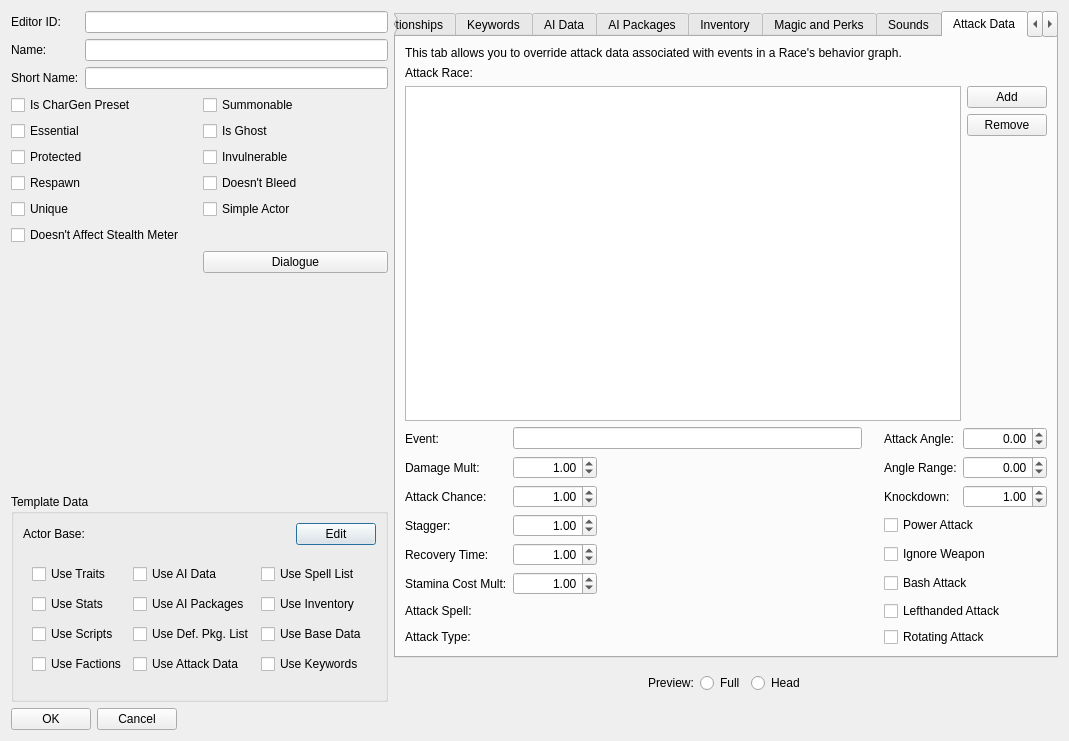
First picture: the form in native/src/DovahKit/ui/form_windows/actor_base.ui, repository DavidJCobb/DovahKit, before the edit.
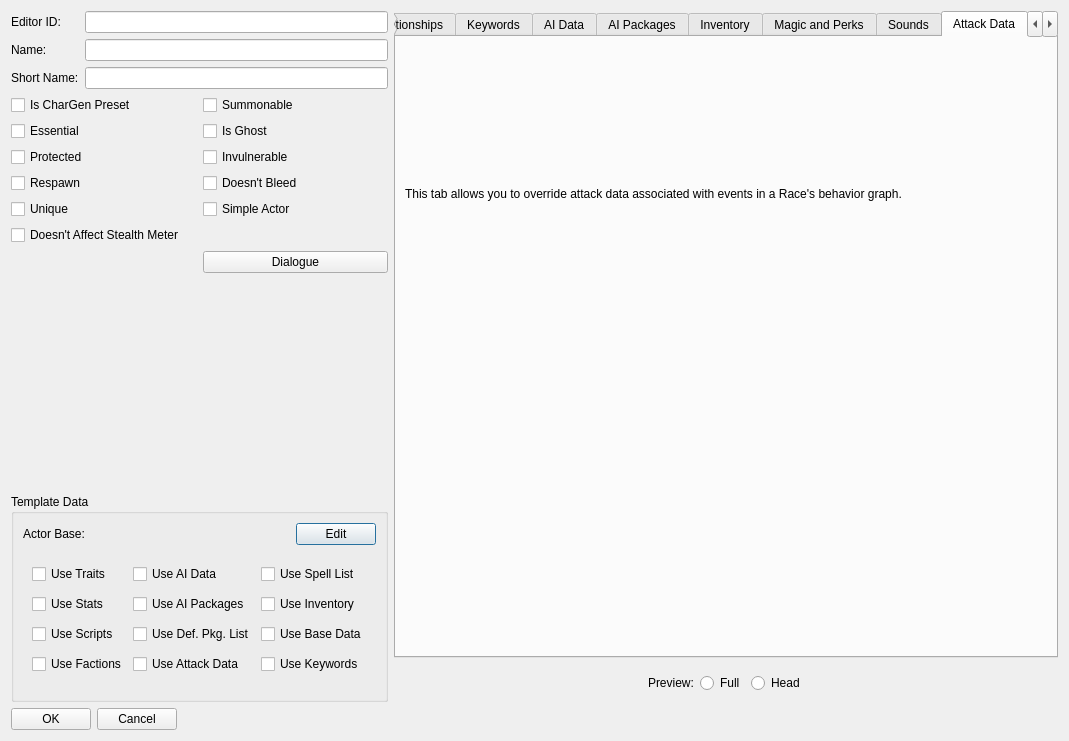
Second picture: the form after the edit. The open tabs and pages were chosen to show the change. Custom widgets are drawn as their Qt base class.

Commit message: Numerous backend and frontend fixes; ActorBase UI progress

Patch:
```diff
--- a/native/src/DovahKit/ui/form_windows/actor_base.ui
+++ b/native/src/DovahKit/ui/form_windows/actor_base.ui
@@ -2397,373 +2397,23 @@
         </widget>
        </item>
        <item>
-        <layout class="QHBoxLayout" name="horizontalLayout_10">
-         <item>
-          <widget class="QLabel" name="label_75">
-           <property name="text">
-            <string>Attack Race:</string>
-           </property>
-           <property name="buddy">
-            <cstring>attackDataRace</cstring>
-           </property>
-          </widget>
-         </item>
-         <item>
-          <widget class="DKFormPicker" name="attackDataRace"/>
-         </item>
-        </layout>
+        <spacer name="verticalSpacer_14">
+         <property name="orientation">
+          <enum>Qt::Vertical</enum>
+         </property>
+         <property name="sizeType">
+          <enum>QSizePolicy::Fixed</enum>
+         </property>
+         <property name="sizeHint" stdset="0">
+          <size>
+           <width>20</width>
+           <height>6</height>
+          </size>
+         </property>
+        </spacer>
        </item>
        <item>
-        <layout class="QHBoxLayout" name="horizontalLayout_9">
-         <item>
-          <widget class="QTableView" name="attackDataTable"/>
-         </item>
-         <item>
-          <layout class="QVBoxLayout" name="verticalLayout_12">
-           <item>
-            <widget class="QPushButton" name="buttonAttackDataOverrideAdd">
-             <property name="text">
-              <string>Add</string>
-             </property>
-            </widget>
-           </item>
-           <item>
-            <widget class="QPushButton" name="buttonAttackDataOverrideRemove">
-             <property name="text">
-              <string>Remove</string>
-             </property>
-            </widget>
-           </item>
-           <item>
-            <spacer name="verticalSpacer_14">
-             <property name="orientation">
-              <enum>Qt::Vertical</enum>
-             </property>
-             <property name="sizeHint" stdset="0">
-              <size>
-               <width>20</width>
-               <height>40</height>
-              </size>
-             </property>
-            </spacer>
-           </item>
-          </layout>
-         </item>
-        </layout>
-       </item>
-       <item>
-        <layout class="QGridLayout" name="attackDataLeftCol">
-         <item row="3" column="0">
-          <widget class="QLabel" name="label_70">
-           <property name="text">
-            <string>Stagger:</string>
-           </property>
-           <property name="buddy">
-            <cstring>attackDataSelStagger</cstring>
-           </property>
-          </widget>
-         </item>
-         <item row="4" column="1" alignment="Qt::AlignLeft">
-          <widget class="QDoubleSpinBox" name="attackDataSelRecoveryTime">
-           <property name="alignment">
-            <set>Qt::AlignRight|Qt::AlignTrailing|Qt::AlignVCenter</set>
-           </property>
-           <property name="maximum">
-            <double>340282299999999994960115009090224128000.000000000000000</double>
-           </property>
-           <property name="value">
-            <double>1.000000000000000</double>
-           </property>
-          </widget>
-         </item>
-         <item row="0" column="2">
-          <spacer name="horizontalSpacer_18">
-           <property name="orientation">
-            <enum>Qt::Horizontal</enum>
-           </property>
-           <property name="sizeType">
-            <enum>QSizePolicy::Fixed</enum>
-           </property>
-           <property name="sizeHint" stdset="0">
-            <size>
-             <width>16</width>
-             <height>8</height>
-            </size>
-           </property>
-          </spacer>
-         </item>
-         <item row="5" column="1" alignment="Qt::AlignLeft">
-          <widget class="QDoubleSpinBox" name="attackDataSelStaminaMult">
-           <property name="alignment">
-            <set>Qt::AlignRight|Qt::AlignTrailing|Qt::AlignVCenter</set>
-           </property>
-           <property name="maximum">
-            <double>340282299999999994960115009090224128000.000000000000000</double>
-           </property>
-           <property name="value">
-            <double>1.000000000000000</double>
-           </property>
-          </widget>
-         </item>
-         <item row="1" column="1" alignment="Qt::AlignLeft">
-          <widget class="QDoubleSpinBox" name="attackDataSelDamageMult">
-           <property name="alignment">
-            <set>Qt::AlignRight|Qt::AlignTrailing|Qt::AlignVCenter</set>
-           </property>
-           <property name="maximum">
-            <double>340282299999999994960115009090224128000.000000000000000</double>
-           </property>
-           <property name="value">
-            <double>1.000000000000000</double>
-           </property>
-          </widget>
-         </item>
-         <item row="0" column="0">
-          <widget class="QLabel" name="label_64">
-           <property name="text">
-            <string>Event:</string>
-           </property>
-           <property name="buddy">
-            <cstring>attackDataSelEvent</cstring>
-           </property>
-          </widget>
-         </item>
-         <item row="5" column="0">
-          <widget class="QLabel" name="label_72">
-           <property name="text">
-            <string>Stamina Cost Mult:</string>
-           </property>
-           <property name="buddy">
-            <cstring>attackDataSelStaminaMult</cstring>
-           </property>
-          </widget>
-         </item>
-         <item row="1" column="0">
-          <widget class="QLabel" name="label_68">
-           <property name="text">
-            <string>Damage Mult:</string>
-           </property>
-           <property name="buddy">
-            <cstring>attackDataSelDamageMult</cstring>
-           </property>
-          </widget>
-         </item>
-         <item row="2" column="0">
-          <widget class="QLabel" name="label_69">
-           <property name="text">
-            <string>Attack Chance:</string>
-           </property>
-           <property name="buddy">
-            <cstring>attackDataSelChance</cstring>
-           </property>
-          </widget>
-         </item>
-         <item row="7" column="0">
-          <widget class="QLabel" name="label_74">
-           <property name="text">
-            <string>Attack Type:</string>
-           </property>
-           <property name="buddy">
-            <cstring>attackDataSelKeyword</cstring>
-           </property>
-          </widget>
-         </item>
-         <item row="0" column="3">
-          <widget class="QLabel" name="label_65">
-           <property name="text">
-            <string>Attack Angle:</string>
-           </property>
-           <property name="buddy">
-            <cstring>attackDataSelAngleAttack</cstring>
-           </property>
-          </widget>
-         </item>
-         <item row="6" column="0">
-          <widget class="QLabel" name="label_73">
-           <property name="text">
-            <string>Attack Spell:</string>
-           </property>
-           <property name="buddy">
-            <cstring>attackDataSelSpell</cstring>
-           </property>
-          </widget>
-         </item>
-         <item row="1" column="3">
-          <widget class="QLabel" name="label_66">
-           <property name="text">
-            <string>Angle Range:</string>
-           </property>
-           <property name="buddy">
-            <cstring>attackDataSelAngleStrike</cstring>
-           </property>
-          </widget>
-         </item>
-         <item row="2" column="3">
-          <widget class="QLabel" name="label_67">
-           <property name="text">
-            <string>Knockdown:</string>
-           </property>
-           <property name="buddy">
-            <cstring>attackDataSelKnockdown</cstring>
-           </property>
-          </widget>
-         </item>
-         <item row="0" column="1">
-          <widget class="QLineEdit" name="attackDataSelEvent">
-           <property name="whatsThis">
-            <string>The behavior graph event associated with this attack.</string>
-           </property>
-          </widget>
-         </item>
-         <item row="4" column="0">
-          <widget class="QLabel" name="label_71">
-           <property name="text">
-            <string>Recovery Time:</string>
-           </property>
-           <property name="buddy">
-            <cstring>attackDataSelRecoveryTime</cstring>
-           </property>
-          </widget>
-         </item>
-         <item row="3" column="1" alignment="Qt::AlignLeft">
-          <widget class="QDoubleSpinBox" name="attackDataSelStagger">
-           <property name="alignment">
-            <set>Qt::AlignRight|Qt::AlignTrailing|Qt::AlignVCenter</set>
-           </property>
-           <property name="maximum">
-            <double>340282299999999994960115009090224128000.000000000000000</double>
-           </property>
-           <property name="value">
-            <double>1.000000000000000</double>
-           </property>
-          </widget>
-         </item>
-         <item row="2" column="1" alignment="Qt::AlignLeft">
-          <widget class="QDoubleSpinBox" name="attackDataSelChance">
-           <property name="whatsThis">
-            <string>The chance that the actor will use this attack.</string>
-           </property>
-           <property name="alignment">
-            <set>Qt::AlignRight|Qt::AlignTrailing|Qt::AlignVCenter</set>
-           </property>
-           <property name="maximum">
-            <double>340282299999999994960115009090224128000.000000000000000</double>
-           </property>
-           <property name="value">
-            <double>1.000000000000000</double>
-           </property>
-          </widget>
-         </item>
-         <item row="0" column="4">
-          <widget class="QDoubleSpinBox" name="attackDataSelAngleAttack">
-           <property name="whatsThis">
-            <string>The direction of the attack relative to the attacking actor. A value of 180 degrees, for example, would cause the attack to travel backwards from the actor.</string>
-           </property>
-           <property name="alignment">
-            <set>Qt::AlignRight|Qt::AlignTrailing|Qt::AlignVCenter</set>
-           </property>
-           <property name="minimum">
-            <double>-360.000000000000000</double>
-           </property>
-           <property name="maximum">
-            <double>360.000000000000000</double>
-           </property>
-           <property name="value">
-            <double>0.000000000000000</double>
-           </property>
-          </widget>
-         </item>
-         <item row="1" column="4">
-          <widget class="QDoubleSpinBox" name="attackDataSelAngleStrike">
-           <property name="whatsThis">
-            <string>The angle tolerance on the attack. For example, a value of 35 means that targets within ±35 degrees of the Attack Angle would be hit by the attack.</string>
-           </property>
-           <property name="alignment">
-            <set>Qt::AlignRight|Qt::AlignTrailing|Qt::AlignVCenter</set>
-           </property>
-           <property name="minimum">
-            <double>-360.000000000000000</double>
-           </property>
-           <property name="maximum">
-            <double>360.000000000000000</double>
-           </property>
-           <property name="value">
-            <double>0.000000000000000</double>
-           </property>
-          </widget>
-         </item>
-         <item row="2" column="4">
-          <widget class="QDoubleSpinBox" name="attackDataSelKnockdown">
-           <property name="alignment">
-            <set>Qt::AlignRight|Qt::AlignTrailing|Qt::AlignVCenter</set>
-           </property>
-           <property name="maximum">
-            <double>340282299999999994960115009090224128000.000000000000000</double>
-           </property>
-           <property name="value">
-            <double>1.000000000000000</double>
-           </property>
-          </widget>
-         </item>
-         <item row="6" column="1">
-          <widget class="DKFormPicker" name="attackDataSelSpell">
-           <property name="whatsThis">
-            <string>A spell that will be applied to targets hit by this attack.</string>
-           </property>
-          </widget>
-         </item>
-         <item row="7" column="1">
-          <widget class="DKFormPicker" name="attackDataSelKeyword">
-           <property name="whatsThis">
-            <string>A keyword which identifies the attack type. Used by perks.</string>
-           </property>
-          </widget>
-         </item>
-         <item row="3" column="3" colspan="2">
-          <widget class="QCheckBox" name="attackDataSelFlagPower">
-           <property name="whatsThis">
-            <string>If this is checked, then the attack is a Power Attack: the actor can only perform it if they have enough Stamina, and it will use that amount of Stamina.</string>
-           </property>
-           <property name="text">
-            <string>Power Attack</string>
-           </property>
-          </widget>
-         </item>
-         <item row="4" column="3" colspan="2">
-          <widget class="QCheckBox" name="attackDataSelFlagIgnoreWeapon">
-           <property name="whatsThis">
-            <string>If checked, this attack will ignore the damage formula for the actor's weapon.</string>
-           </property>
-           <property name="text">
-            <string>Ignore Weapon</string>
-           </property>
-          </widget>
-         </item>
-         <item row="5" column="3" colspan="2">
-          <widget class="QCheckBox" name="attackDataSelFlagBash">
-           <property name="text">
-            <string>Bash Attack</string>
-           </property>
-          </widget>
-         </item>
-         <item row="6" column="3" colspan="2">
-          <widget class="QCheckBox" name="attackDataSelFlagLeft">
-           <property name="text">
-            <string>Lefthanded Attack</string>
-           </property>
-          </widget>
-         </item>
-         <item row="7" column="3" colspan="2">
-          <widget class="QCheckBox" name="attackDataSelFlagRotating">
-           <property name="whatsThis">
-            <string>Indicates whether this attack rotates the actor's character controller (i.e. their movement and physics).</string>
-           </property>
-           <property name="text">
-            <string>Rotating Attack</string>
-           </property>
-          </widget>
-         </item>
-        </layout>
+        <widget class="DKAttackDataWidget" name="attackData"/>
        </item>
       </layout>
      </widget>
@@ -3841,6 +3491,11 @@
    <extends>QWidget</extends>
    <header>widgets/DKFormInventoryWidget.h</header>
   </customwidget>
+  <customwidget>
+   <class>DKAttackDataWidget</class>
+   <extends>QWidget</extends>
+   <header>widgets/DKAttackDataWidget.h</header>
+  </customwidget>
  </customwidgets>
  <tabstops>
   <tabstop>editorID</tabstop>
```
Left out of the diff: 80 changed lines with no effect on the pictures. The commit also changes 46 other files.
